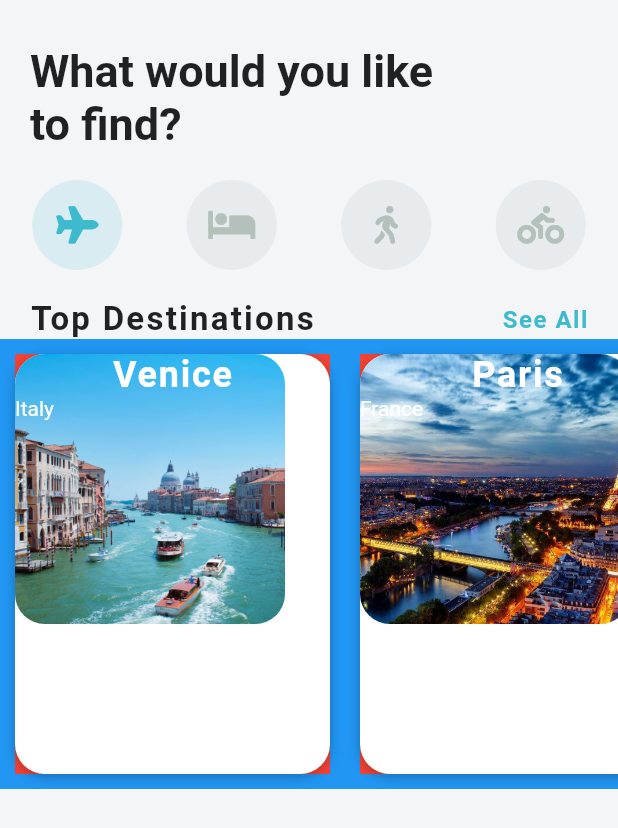
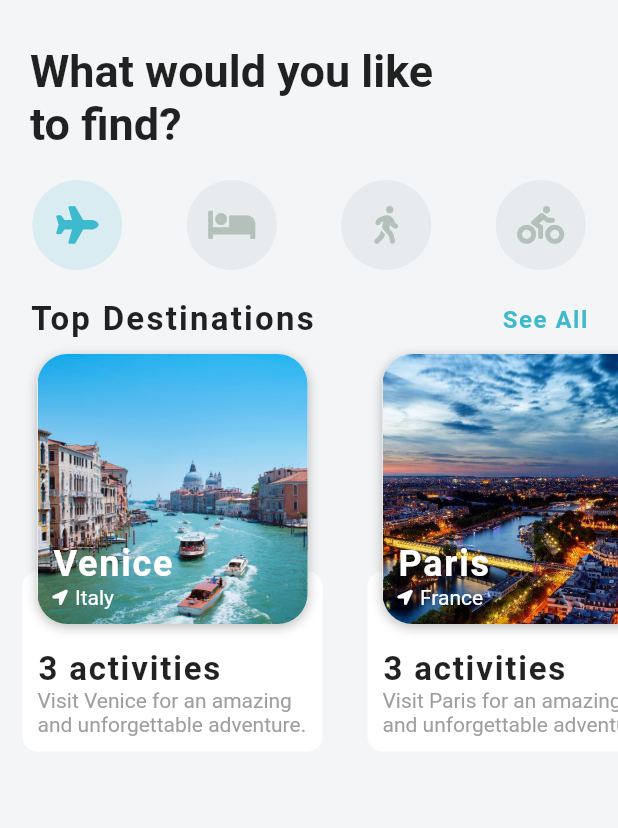
Before and after one commit to lejaaprianza/Flutter-Travel-UI-Clone-Project, a Flutter app: the screen it shows after launch, on a phone screen of 412 x 824 dp. Shown: the top 828 px of the screen. Run offline on Flutter 3.47's test engine with Material 2 defaults, Android fonts, the phone set to English and light mode, and no system bars; our stand-ins replace font_awesome_flutter.

Commit message:
carousel result

```diff
--- a/travel_ui_projects/lib/widgets/destination_carousel.dart
+++ b/travel_ui_projects/lib/widgets/destination_carousel.dart
@@ -1,4 +1,5 @@
 import 'package:flutter/material.dart';
+import 'package:font_awesome_flutter/font_awesome_flutter.dart';
 import 'package:travel_ui_projects/models/destination_model.dart';
 
 class DestinationCarousel extends StatelessWidget {
@@ -34,7 +35,7 @@ class DestinationCarousel extends StatelessWidget {
         ),
         Container(
           height: 300,
-          color: Colors.blue,
+          // color: Colors.blue,
           child: ListView.builder(
             scrollDirection: Axis.horizontal,
             itemCount: destinations.length,
@@ -43,7 +44,7 @@ class DestinationCarousel extends StatelessWidget {
               return Container(
                 margin: EdgeInsets.all(10),
                 width: 210,
-                color: Colors.red,
+                // color: Colors.red,
                 child: Stack(
                   alignment: Alignment.topCenter,
                   children: [
@@ -103,7 +104,11 @@ class DestinationCarousel extends StatelessWidget {
                               fit: BoxFit.cover,
                             ),
                           ),
-                          Column(
+                          Positioned(
+                            left: 10.0,
+                            bottom: 10.0,
+                            child: Column(
+                              crossAxisAlignment: CrossAxisAlignment.start,
                               children: [
                                 // menit 26.36
                                 Text(
@@ -117,6 +122,14 @@ class DestinationCarousel extends StatelessWidget {
                                 ),
                                 Row(
                                   children: [
+                                    Icon(
+                                      FontAwesomeIcons.locationArrow,
+                                      size: 10.0,
+                                      color: Colors.white,
+                                    ),
+                                    SizedBox(
+                                      width: 5.0,
+                                    ),
                                     Text(
                                       destination.country,
                                       style: TextStyle(
@@ -126,6 +139,7 @@ class DestinationCarousel extends StatelessWidget {
                                   ],
                                 ),
                               ],
+                            ),
                           )
                         ],
                       ),
```
Lines whose indentation alone changed are shown as unchanged.
